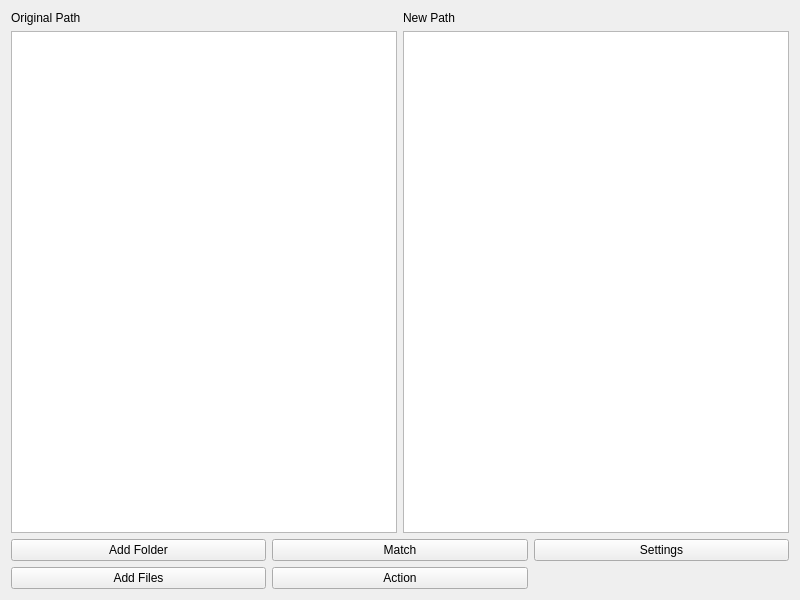
Above: fyler/assets/ui/mainwindow.ui from Musi13/fyler before the change. Below: the same form after it.
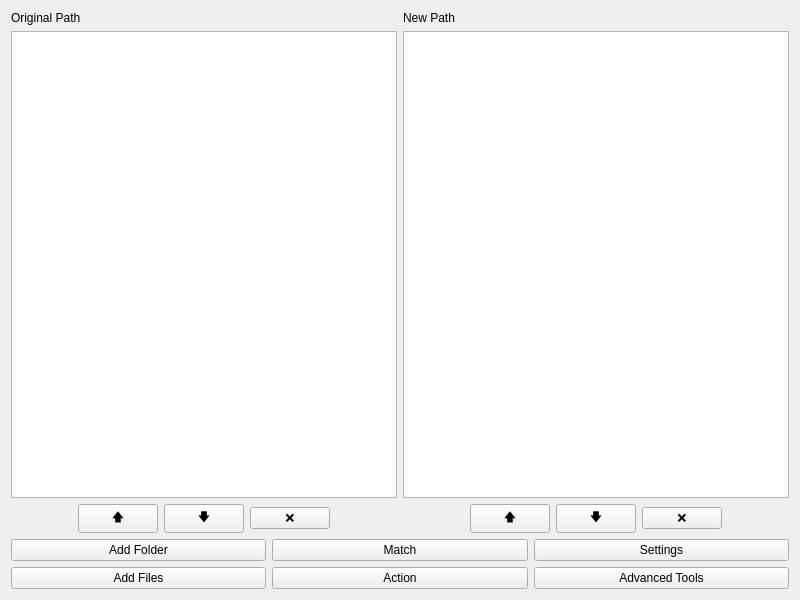
That is the form after the change.

Commit message: Add buttons to move entries around, change some settings to comboboxes

```diff
--- a/fyler/assets/ui/mainwindow.ui
+++ b/fyler/assets/ui/mainwindow.ui
@@ -16,13 +16,6 @@
   <layout class="QVBoxLayout" name="verticalLayout">
    <item>
     <layout class="QGridLayout" name="topGrid">
-     <item row="0" column="1">
-      <widget class="QLabel" name="destTitle">
-       <property name="text">
-        <string>New Path</string>
-       </property>
-      </widget>
-     </item>
      <item row="0" column="0">
       <widget class="QLabel" name="sourceTitle">
        <property name="text">
@@ -33,12 +26,121 @@
        </property>
       </widget>
      </item>
-     <item row="1" column="0">
-      <widget class="QListWidget" name="sourceList"/>
-     </item>
      <item row="1" column="1">
       <widget class="QListWidget" name="destList"/>
      </item>
+     <item row="0" column="1">
+      <widget class="QLabel" name="destTitle">
+       <property name="text">
+        <string>New Path</string>
+       </property>
+      </widget>
+     </item>
+     <item row="1" column="0">
+      <widget class="QListWidget" name="sourceList"/>
+     </item>
+     <item row="2" column="0">
+      <layout class="QHBoxLayout" name="sourceHorizontal">
+       <item>
+        <spacer name="sourceLeftSpacer">
+         <property name="orientation">
+          <enum>Qt::Horizontal</enum>
+         </property>
+         <property name="sizeHint" stdset="0">
+          <size>
+           <width>40</width>
+           <height>20</height>
+          </size>
+         </property>
+        </spacer>
+       </item>
+       <item>
+        <widget class="QPushButton" name="sourceUpButton">
+         <property name="text">
+          <string>🡅</string>
+         </property>
+        </widget>
+       </item>
+       <item>
+        <widget class="QPushButton" name="sourceDownButton">
+         <property name="text">
+          <string>🡇</string>
+         </property>
+        </widget>
+       </item>
+       <item>
+        <widget class="QPushButton" name="sourceXButton">
+         <property name="text">
+          <string>❌</string>
+         </property>
+        </widget>
+       </item>
+       <item>
+        <spacer name="sourceRightSpacer">
+         <property name="orientation">
+          <enum>Qt::Horizontal</enum>
+         </property>
+         <property name="sizeHint" stdset="0">
+          <size>
+           <width>40</width>
+           <height>20</height>
+          </size>
+         </property>
+        </spacer>
+       </item>
+      </layout>
+     </item>
+     <item row="2" column="1">
+      <layout class="QHBoxLayout" name="destHorizontal">
+       <item>
+        <spacer name="destLeftSpacer">
+         <property name="orientation">
+          <enum>Qt::Horizontal</enum>
+         </property>
+         <property name="sizeHint" stdset="0">
+          <size>
+           <width>40</width>
+           <height>20</height>
+          </size>
+         </property>
+        </spacer>
+       </item>
+       <item>
+        <widget class="QPushButton" name="destUpButton">
+         <property name="text">
+          <string>🡅</string>
+         </property>
+        </widget>
+       </item>
+       <item>
+        <widget class="QPushButton" name="destDownButton">
+         <property name="text">
+          <string>🡇</string>
+         </property>
+        </widget>
+       </item>
+       <item>
+        <widget class="QPushButton" name="destXButton">
+         <property name="text">
+          <string>❌</string>
+         </property>
+        </widget>
+       </item>
+       <item>
+        <spacer name="destRightSpacer">
+         <property name="orientation">
+          <enum>Qt::Horizontal</enum>
+         </property>
+         <property name="sizeHint" stdset="0">
+          <size>
+           <width>40</width>
+           <height>20</height>
+          </size>
+         </property>
+        </spacer>
+       </item>
+      </layout>
+     </item>
     </layout>
    </item>
    <item>
@@ -78,6 +180,13 @@
        </property>
       </widget>
      </item>
+     <item row="3" column="2">
+      <widget class="QPushButton" name="advancedButton">
+       <property name="text">
+        <string>Advanced Tools</string>
+       </property>
+      </widget>
+     </item>
     </layout>
    </item>
   </layout>
```
The commit also changes 6 other files.
